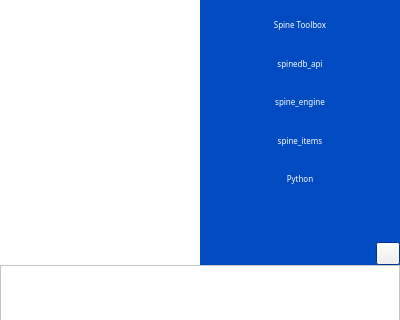
First picture: the form in spinetoolbox/ui/about.ui, repository spine-tools/Spine-Toolbox, before the edit; both pictures show x 0 to 400 and y 0 to 320 of the 400 by 573 pixel window.
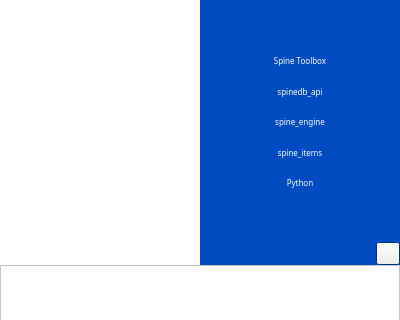
Second picture: the form after the edit. Icons and pictures are not drawn.

```diff
--- a/spinetoolbox/ui/about.ui
+++ b/spinetoolbox/ui/about.ui
@@ -229,6 +229,19 @@
         <property name="bottomMargin">
          <number>0</number>
         </property>
+        <item>
+         <spacer name="verticalSpacer">
+          <property name="orientation">
+           <enum>Qt::Vertical</enum>
+          </property>
+          <property name="sizeHint" stdset="0">
+           <size>
+            <width>20</width>
+            <height>40</height>
+           </size>
+          </property>
+         </spacer>
+        </item>
         <item>
          <widget class="QLabel" name="label_spine_toolbox">
           <property name="sizePolicy">
```
Left out of the diff: 7 changed lines with no effect on the pictures.
